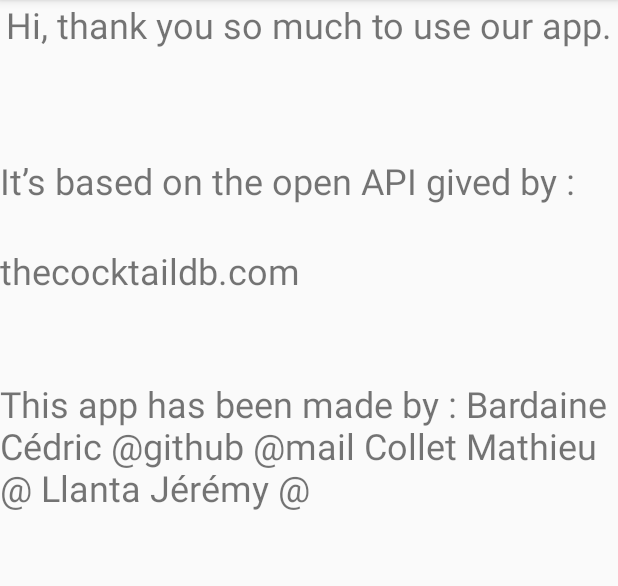
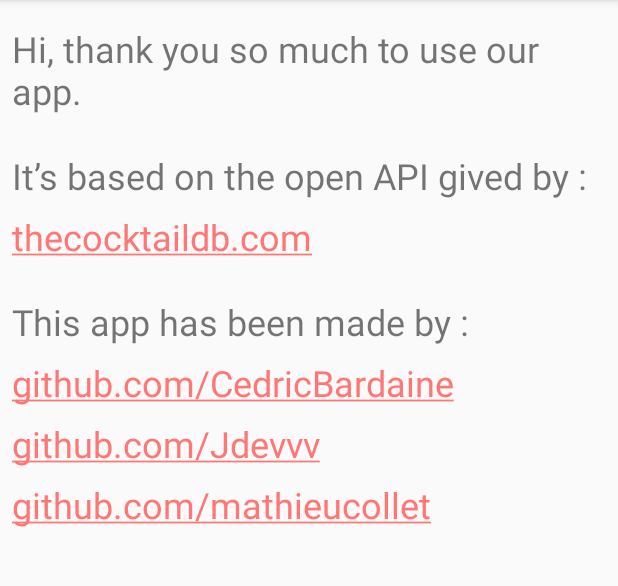
Before and after one commit to mathieucollet/cooktail, an Android app: the About screen opened directly, with no data from a screen before it, on a phone screen of 412 x 824 dp, the part 84-670 px from its top. Run offline under Robolectric (Android 15) with nearby library versions, the phone set to English and light mode, and no system bars; network calls fail.

Commit message:
done i think

```diff
--- a/app/src/main/res/layout/about_layout.xml
+++ b/app/src/main/res/layout/about_layout.xml
@@ -8,8 +8,11 @@
 
     <TextView
         android:id="@+id/TV_thanks"
-        android:layout_width="wrap_content"
+        android:layout_width="0dp"
         android:layout_height="wrap_content"
+        android:layout_marginStart="8dp"
+        android:layout_marginTop="16dp"
+        android:layout_marginEnd="8dp"
         android:text="@string/about_thanks"
         android:textSize="24sp"
         app:layout_constraintEnd_toEndOf="parent"
@@ -18,41 +21,99 @@
 
     <TextView
         android:id="@+id/TV_how"
-        android:layout_width="wrap_content"
+        android:layout_width="0dp"
         android:layout_height="wrap_content"
-        android:layout_marginTop="104dp"
+        android:layout_marginStart="8dp"
+        android:layout_marginTop="24dp"
+        android:layout_marginEnd="8dp"
         android:text="@string/about_how"
-        android:textSize="24sp"
-        app:layout_constraintEnd_toEndOf="parent"
-        app:layout_constraintHorizontal_bias="0.0"
-        app:layout_constraintStart_toStartOf="parent"
-        app:layout_constraintTop_toTopOf="parent" />
-
-    <TextView
-        android:id="@+id/TV_linkToAPIWebsite"
-        android:layout_width="wrap_content"
-        android:layout_height="wrap_content"
-        android:layout_marginTop="164dp"
-        android:text="@string/linkToAPIWebsite"
-        android:textSize="24sp"
-        app:layout_constraintEnd_toEndOf="parent"
-        app:layout_constraintHorizontal_bias="0.0"
-        app:layout_constraintStart_toStartOf="parent"
-        app:layout_constraintTop_toTopOf="parent"
-        android:linksClickable="true"
-        android:textColorLink="@color/colorPrimary"
-        />
-
-    <TextView
-        android:id="@+id/TV_thanks2"
-        android:layout_width="wrap_content"
-        android:layout_height="wrap_content"
-        android:layout_marginTop="220dp"
-        android:text="@string/about_authors"
         android:textSize="24sp"
         app:layout_constraintEnd_toEndOf="parent"
         app:layout_constraintHorizontal_bias="0.0"
         app:layout_constraintStart_toStartOf="parent"
         app:layout_constraintTop_toBottomOf="@+id/TV_thanks" />
 
+    <TextView
+        android:id="@+id/TV_linkToAPIWebsite"
+        android:layout_width="0dp"
+        android:layout_height="wrap_content"
+        android:layout_marginStart="8dp"
+        android:layout_marginTop="8dp"
+        android:layout_marginEnd="8dp"
+        android:autoLink="web"
+        android:linksClickable="true"
+        android:text="@string/linkToAPIWebsite"
+        android:textColorLink="@color/colorPrimary"
+        android:textSize="24sp"
+        app:layout_constraintEnd_toEndOf="parent"
+        app:layout_constraintHorizontal_bias="0.0"
+        app:layout_constraintStart_toStartOf="parent"
+        app:layout_constraintTop_toBottomOf="@+id/TV_how" />
+
+    <TextView
+        android:id="@+id/TV_thanks2"
+        android:layout_width="0dp"
+        android:layout_height="wrap_content"
+        android:layout_marginStart="8dp"
+        android:layout_marginTop="24dp"
+        android:layout_marginEnd="8dp"
+        android:text="@string/about_authors"
+        android:textSize="24sp"
+        app:layout_constraintEnd_toEndOf="parent"
+        app:layout_constraintHorizontal_bias="0.0"
+        app:layout_constraintStart_toStartOf="parent"
+        app:layout_constraintTop_toBottomOf="@+id/TV_linkToAPIWebsite" />
+
+    <TextView
+        android:id="@+id/textView5"
+        android:layout_width="0dp"
+        android:layout_height="wrap_content"
+        android:layout_marginStart="8dp"
+        android:layout_marginTop="8dp"
+        android:layout_marginEnd="8dp"
+        android:autoLink="web"
+        android:linksClickable="true"
+        android:text="github.com/CedricBardaine"
+        android:textColorLink="@color/colorPrimary"
+        android:textSize="24sp"
+        app:layout_constraintEnd_toEndOf="parent"
+        app:layout_constraintHorizontal_bias="0.333"
+        app:layout_constraintStart_toStartOf="parent"
+        app:layout_constraintTop_toBottomOf="@+id/TV_thanks2" />
+
+    <TextView
+        android:id="@+id/textView3"
+        android:layout_width="0dp"
+        android:layout_height="wrap_content"
+        android:layout_marginStart="8dp"
+        android:layout_marginTop="8dp"
+        android:layout_marginEnd="8dp"
+        android:autoLink="web"
+        android:linksClickable="true"
+        android:text="github.com/Jdevvv"
+        android:textColorLink="@color/colorPrimary"
+        android:textSize="24sp"
+        app:layout_constraintEnd_toEndOf="parent"
+        app:layout_constraintHorizontal_bias="1.0"
+        app:layout_constraintStart_toStartOf="parent"
+        app:layout_constraintTop_toBottomOf="@+id/textView5" />
+
+    <TextView
+        android:id="@+id/textView4"
+        android:layout_width="0dp"
+        android:layout_height="wrap_content"
+        android:layout_marginStart="8dp"
+        android:layout_marginTop="8dp"
+        android:layout_marginEnd="8dp"
+        android:autoLink="web"
+        android:linksClickable="true"
+        android:text="github.com/mathieucollet"
+        android:textColorLink="@color/colorPrimary"
+        android:textSize="24sp"
+        app:layout_constraintEnd_toEndOf="parent"
+        app:layout_constraintHorizontal_bias="1.0"
+        app:layout_constraintStart_toStartOf="parent"
+        app:layout_constraintTop_toBottomOf="@+id/textView3" />
+
+
 </androidx.constraintlayout.widget.ConstraintLayout>
--- a/app/src/main/res/values/strings.xml
+++ b/app/src/main/res/values/strings.xml
@@ -2,7 +2,7 @@
     <string name="app_name">Cooktail</string>
     <string name="categoriesTitle">Catégories</string>
     <string name="about_thanks">Hi, thank you so much to use our app.</string>
-    <string name="about_authors">This app has been made by : Bardaine Cédric @github @mail Collet Mathieu @ Llanta Jérémy @</string>
+    <string name="about_authors">This app has been made by : </string>
     <string name="about_how">It’s based on the open API gived by : </string>
     <string name="linkToAPIWebsite">thecocktaildb.com</string>
 </resources>
```
